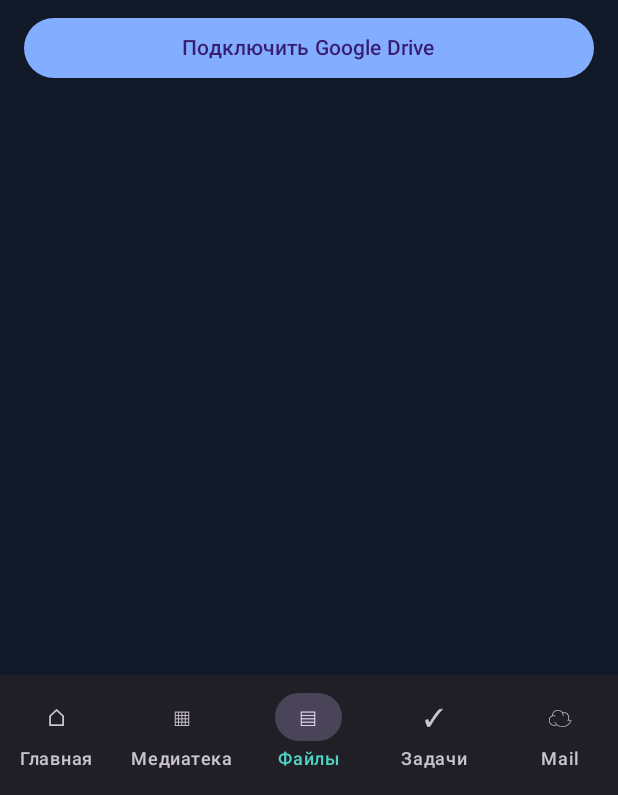
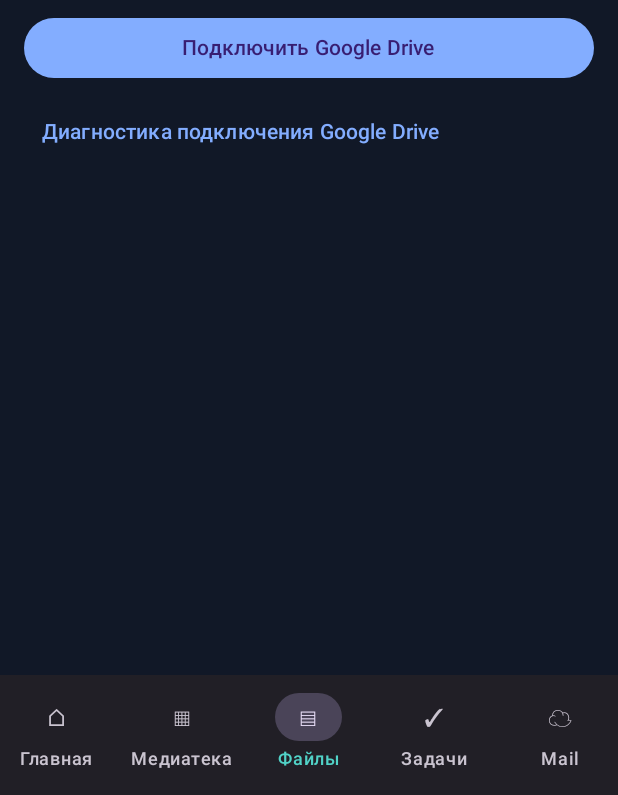
Before and after one commit to vrstk/MEDIA-HUB, an Android app built with Jetpack Compose: the screen it shows after launch (MainActivity), after a tap on "Google Drive", on a phone screen of 412 x 824 dp, the part 441-1236 px from its top. Run offline under Robolectric (Android 15) with nearby library versions, the phone set to English and light mode, and no system bars; pictures from the network do not load; 1 other tap on this screen came first.

Commit message:
Diagnose Google Drive OAuth and fix Mail breadcrumb layout (0.4.1)

```diff
--- a/app/build.gradle.kts
+++ b/app/build.gradle.kts
@@ -10,8 +10,8 @@ android {
         applicationId = "com.mediahub.mobile"
         minSdk = 26
         targetSdk = 35
-        versionCode = 8
-        versionName = "0.4.0"
+        versionCode = 9
+        versionName = "0.4.1"
         resValue("string", "app_name", "Media Hub")
     }
     buildTypes {
--- /dev/null
+++ b/app/src/main/java/com/mediahub/mobile/ui/DriveOAuthDiagnostics.kt
@@ -0,0 +1,39 @@
+package com.mediahub.mobile.ui
+
+import android.content.Context
+import android.content.pm.PackageManager
+import android.os.Build
+import java.security.MessageDigest
+
+/**
+ * Safe, local OAuth diagnostics for the exact installed APK. Never exposes tokens,
+ * password data, or private signing keys: only the certificate's public SHA-1.
+ */
+internal data class DriveOauthIdentity(val packageName: String, val signingSha1: String) {
+    fun summary() = "Пакет: $packageName\nSHA-1: $signingSha1"
+}
+
+internal object DriveOAuthDiagnostics {
+    fun sha1Fingerprint(bytes: ByteArray): String =
+        MessageDigest.getInstance("SHA-1").digest(bytes)
+            .joinToString(":") { "%02X".format(it.toInt() and 0xff) }
+
+    @Suppress("DEPRECATION")
+    fun read(context: Context): DriveOauthIdentity {
+        val name = context.packageName
+        return try {
+            val flags = if (Build.VERSION.SDK_INT >= Build.VERSION_CODES.P)
+                PackageManager.GET_SIGNING_CERTIFICATES else PackageManager.GET_SIGNATURES
+            val info = context.packageManager.getPackageInfo(name, flags)
+            val signature = if (Build.VERSION.SDK_INT >= Build.VERSION_CODES.P)
+                info.signingInfo?.apkContentsSigners?.firstOrNull()
+            else info.signatures?.firstOrNull()
+            DriveOauthIdentity(
+                name,
+                signature?.let { sha1Fingerprint(it.toByteArray()) } ?: "Не определён"
+            )
+        } catch (_: Exception) {
+            DriveOauthIdentity(name, "Не удалось получить сертификат")
+        }
+    }
+}
--- a/app/src/main/java/com/mediahub/mobile/ui/DrivePanel.kt
+++ b/app/src/main/java/com/mediahub/mobile/ui/DrivePanel.kt
@@ -1,6 +1,10 @@
 package com.mediahub.mobile.ui
 
 import androidx.activity.compose.BackHandler
+import androidx.compose.foundation.text.selection.SelectionContainer
+import androidx.compose.ui.platform.LocalClipboardManager
+import androidx.compose.ui.platform.LocalContext
+import androidx.compose.ui.text.AnnotatedString
 import androidx.compose.foundation.layout.Arrangement
 import androidx.compose.foundation.layout.Column
 import androidx.compose.foundation.layout.Row
@@ -95,11 +99,28 @@ internal fun DrivePanel(
     onCopy: (CloudNode) -> Unit
 ) {
     if (drive == null) {
+        val context = LocalContext.current
+        val clipboard = LocalClipboardManager.current
+        val diagnostics = remember(context) { DriveOAuthDiagnostics.read(context) }
+        var expanded by remember { mutableStateOf(false) }
         InfoCard("Google Drive", "Media Hub видит созданные им файлы и объекты, к которым Google предоставил приложению доступ.")
         driveError?.let { Text(it, color = MaterialTheme.colorScheme.error) }
         if (authorizing) LinearProgressIndicator(Modifier.fillMaxWidth())
         Button(onClick = actions.connect, enabled = !authorizing && !copying, modifier = Modifier.fillMaxWidth()) {
             Text("Подключить Google Drive")
+        }
+        TextButton(onClick = { expanded = !expanded }) {
+            Text(if (expanded) "Скрыть диагностику OAuth" else "Диагностика подключения Google Drive")
+        }
+        if (expanded) {
+            InfoCard("Данные установленной APK", "Google Cloud OAuth требует точного совпадения пакета и SHA-1 сертификата. В Preview другое имя пакета, а debug-сертификат GitHub может меняться.")
+            SelectionContainer {
+                Text(diagnostics.summary(), style = MaterialTheme.typography.bodySmall)
+            }
+            OutlinedButton(onClick = {
+                clipboard.setText(AnnotatedString(diagnostics.summary()))
+            }) { Text("Скопировать пакет и SHA-1") }
+            Text("Проверьте: Google Drive API включён, OAuth-клиент типа Android настроен, ваш аккаунт добавлен в тестировщики (при тестовом режиме). Не присылайте пароли или токены.", style = MaterialTheme.typography.bodySmall)
         }
         return
     }
```
Also changed, not shown: app/src/main/java/com/mediahub/mobile/ui/GoogleDriveAuthorization.kt (+23 -7 lines), app/src/main/java/com/mediahub/mobile/ui/MailPanel.kt (+6 -9 lines), 2 other files.
